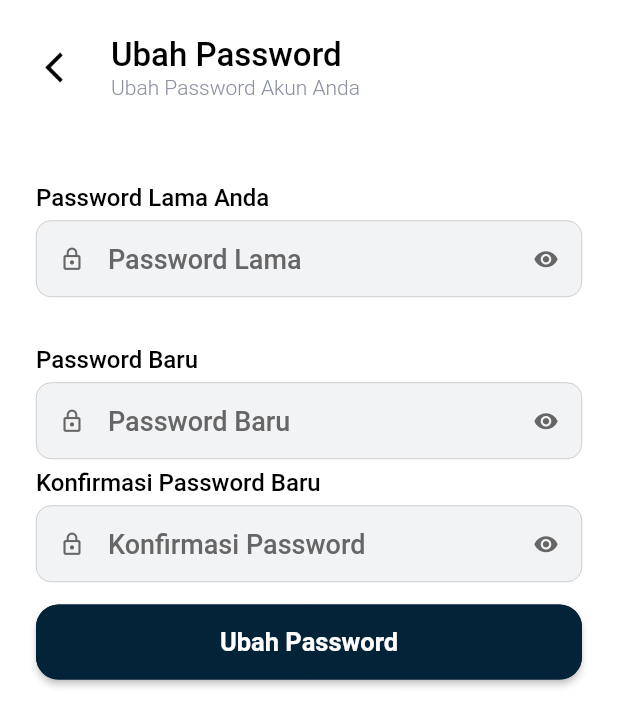
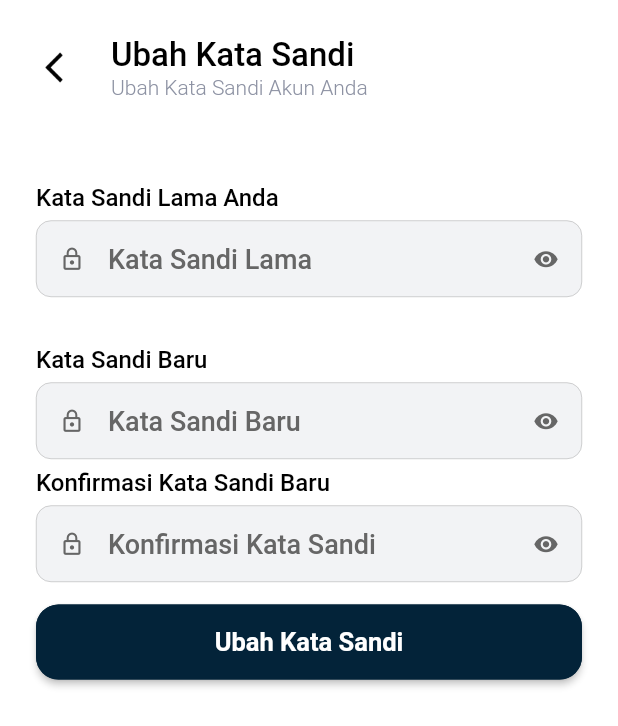
Before and after one commit to rochmad7/flutter-tumbaspedia-buyer, a Flutter app: the ChangePasswordPage widget shown alone on an empty page, opened directly, on a phone screen of 412 x 824 dp. Shown: the top 726 px of the screen. Run offline on Flutter 3.47's test engine with Material 2 defaults, Android fonts, the phone set to English and light mode, and no system bars; our stand-ins replace bloc, cached_network_image, carousel_slider, equatable, expandable, flutter_bloc and 10 more; missing offline and left inert: sweetalert; accounts and stored records are empty; network calls fail.

Commit message:
fix: change wording

```diff
--- a/lib/shared/constant.dart
+++ b/lib/shared/constant.dart
@@ -148,7 +148,7 @@ Widget forgotPassword() {
             () => ForgotPasswordPage(),
           );
         },
-        child: Text("Lupa password?", style: blackFontStyle)),
+        child: Text("Lupa kata sandi?", style: blackFontStyle)),
   );
 }
 
--- a/lib/ui/pages/change_password_page.dart
+++ b/lib/ui/pages/change_password_page.dart
@@ -48,8 +48,8 @@ class _ChangePasswordPageState extends State<ChangePasswordPage> {
       onBackButtonPressed: () {
         Get.back();
       },
-      title: 'Ubah Password',
-      subtitle: 'Ubah Password Akun Anda',
+      title: 'Ubah Kata Sandi',
+      subtitle: 'Ubah Kata Sandi Akun Anda',
       child: Container(
         margin: EdgeInsets.fromLTRB(defaultMargin, 0, defaultMargin, 6),
         child: Column(
@@ -59,7 +59,7 @@ class _ChangePasswordPageState extends State<ChangePasswordPage> {
               height: 26,
             ),
             LabelFormField(
-              label: "Password Lama Anda",
+              label: "Kata Sandi Lama Anda",
             ),
             TextFieldDefault(
                 suffixIcon: () => _toggle1(),
@@ -67,13 +67,13 @@ class _ChangePasswordPageState extends State<ChangePasswordPage> {
                 controller: oldPasswordController,
                 isObscureText: _obscureText1,
                 isSuffixIcon: true,
-                hintText: "Password Lama"),
+                hintText: "Kata Sandi Lama"),
             TextDanger(error: error, param: "old_password"),
             SizedBox(
               height: 26,
             ),
             LabelFormField(
-              label: "Password Baru",
+              label: "Kata Sandi Baru",
             ),
             TextFieldDefault(
                 suffixIcon: () => _toggle2(),
@@ -81,10 +81,10 @@ class _ChangePasswordPageState extends State<ChangePasswordPage> {
                 controller: newPasswordController,
                 isObscureText: _obscureText2,
                 isSuffixIcon: true,
-                hintText: "Password Baru"),
+                hintText: "Kata Sandi Baru"),
             TextDanger(error: error, param: "new_password"),
             LabelFormField(
-              label: "Konfirmasi Password Baru",
+              label: "Konfirmasi Kata Sandi Baru",
             ),
             TextFieldDefault(
                 suffixIcon: () => _toggle3(),
@@ -92,12 +92,12 @@ class _ChangePasswordPageState extends State<ChangePasswordPage> {
                 controller: confPasswordController,
                 isObscureText: _obscureText3,
                 isSuffixIcon: true,
-                hintText: "Konfirmasi Password"),
+                hintText: "Konfirmasi Kata Sandi"),
             TextDanger(error: error, param: "confirm_password"),
             SizedBox(height: 15),
             ButtonDefault(
               isLoading: isLoading,
-              title: "Ubah Password",
+              title: "Ubah Kata Sandi",
               press: () async {
                 setState(() {
                   isLoading = true;
@@ -109,7 +109,7 @@ class _ChangePasswordPageState extends State<ChangePasswordPage> {
                   setState(() {
                     isLoading = false;
                   });
-                  snackBar('Gagal ubah password', 'Semua field harus diisi',
+                  snackBar('Gagal ubah kata sandi', 'Semua kolom harus diisi',
                       'error');
                   return;
                 } else if (newPasswordController.text !=
@@ -118,7 +118,7 @@ class _ChangePasswordPageState extends State<ChangePasswordPage> {
                     isLoading = false;
                   });
                   snackBar(
-                      'Gagal ubah password', 'Password tidak sama', 'error');
+                      'Gagal ubah kata sandi', 'Kata sandi tidak sama', 'error');
                   return;
                 }
 
@@ -139,7 +139,7 @@ class _ChangePasswordPageState extends State<ChangePasswordPage> {
                   });
 
                   snackBar(
-                      "Berhasil", "Password Anda berhasil diubah", 'success');
+                      "Berhasil", "Kata sandi Anda berhasil diubah", 'success');
 
                 } else {
                   context.read<UserCubit>().getMyProfile(widget.user.id);
--- a/lib/ui/pages/order_history_page.dart
+++ b/lib/ui/pages/order_history_page.dart
@@ -37,7 +37,7 @@ class _OrderHistoryPageState extends State<OrderHistoryPage> {
         buttonTap1: () {
           Get.to(() => SignInPage());
         },
-        buttonTitle1: 'Login',
+        buttonTitle1: 'Masuk',
       );
     else if (isLogin)
       return BlocBuilder<TransactionCubit, TransactionState>(
--- a/lib/ui/pages/profile_page.dart
+++ b/lib/ui/pages/profile_page.dart
@@ -169,7 +169,7 @@ class _ProfilePageState extends State<ProfilePage> {
                         ),
                         Column(
                           children: [
-                            {'name': 'Login', 'press': SignInPage()},
+                            {'name': 'Masuk', 'press': SignInPage()},
                             {'name': 'Daftar Akun Baru', 'press': SignUpPage()},
                             {
                               'name': 'Lupa Kata Sandi',
--- a/lib/ui/pages/sign_in_page.dart
+++ b/lib/ui/pages/sign_in_page.dart
@@ -91,7 +91,7 @@ class _SignInPageState extends State<SignInPage> {
                 controller: passwordController,
                 isObscureText: _obscureText,
                 isSuffixIcon: true,
-                hintText: "Password"),
+                hintText: "Kata Sandi"),
             TextDanger(error: error, param: "password"),
             SizedBox(height: 15),
             ButtonDefault(
@@ -108,14 +108,14 @@ class _SignInPageState extends State<SignInPage> {
                     isLoading = false;
                   });
                   snackBar("Login gagal",
-                      "Email dan Password tidak boleh kosong", 'error');
+                      "Email dan kata sandi tidak boleh kosong", 'error');
                   return;
                 } else if (!emailController.text.isEmail ||
                     passwordController.text.length < 6) {
                   setState(() {
                     isLoading = false;
                   });
-                  snackBar("Login gagal", "Email atau Password tidak valid",
+                  snackBar("Login gagal", "Email atau kata sandi tidak valid",
                       "error");
                   return;
                 }
--- a/lib/ui/pages/sign_up_page.dart
+++ b/lib/ui/pages/sign_up_page.dart
@@ -76,7 +76,7 @@ class _SignUpPageState extends State<SignUpPage> {
             TextDanger(error: error, param: "address"),
             SizedBox(height: 15),
             LabelFormField(
-              label: "Password",
+              label: "Kata Sandi",
               example: "Minimal 8 karakter",
             ),
             TextFieldDefault(
@@ -85,7 +85,7 @@ class _SignUpPageState extends State<SignUpPage> {
                 controller: passwordController,
                 isObscureText: _obscureText,
                 isSuffixIcon: true,
-                hintText: "Password"),
+                hintText: "Kata Sandi"),
             TextDanger(error: error, param: "password"),
             SizedBox(height: 15),
             ButtonDefault(
```
